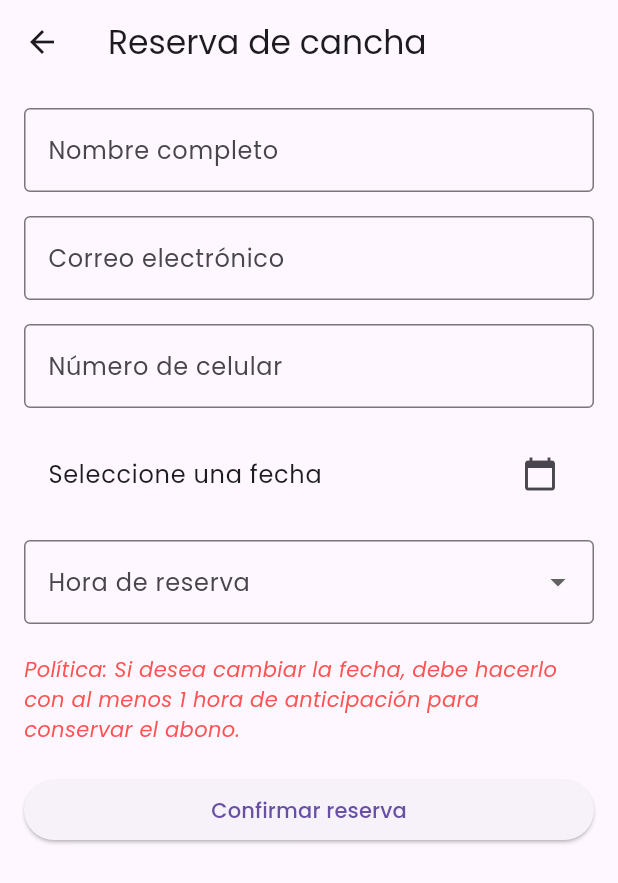
After one commit to Aorellano413/Cancha_Movil, a Flutter app: the ReservasScreen screen opened directly, on a phone screen of 412 x 824 dp. The commit adds this screen. Shown: the top 883 px of the screen. Run offline on Flutter 3.47's test engine with Material 3 defaults, Android fonts, the phone set to English and light mode, and no system bars; our stand-ins replace google_fonts.

Commit message:
Nueva funcionalidades y agregada la vista de reservas

```diff
--- a/lib/routes/app_routes.dart
+++ b/lib/routes/app_routes.dart
@@ -3,11 +3,12 @@ import '../vistas/login.dart';
 import '../vistas/Sedes.dart';
 import '../vistas/inicio.dart';
 
+
 class AppRoutes {
   static const String login = '/login';
   static const String sedes = '/sedes';
   static const String inicio = '/inicio';
-
+  static const String reserva = '/reserva';
   static Map<String, WidgetBuilder> routes = {
     login: (context) => const LoginScreen(),
     sedes: (context) => const SedesScreen(),
--- a/lib/vistas/login.dart
+++ b/lib/vistas/login.dart
@@ -10,7 +10,7 @@ class LoginScreen extends StatelessWidget {
       backgroundColor: Colors.white,
       body: Column(
         children: [
-          // 📌 Grid de imágenes
+
           Expanded(
             flex: 2,
             child: GridView.count(
@@ -24,7 +24,7 @@ class LoginScreen extends StatelessWidget {
               }),
             ),
           ),
-          // 📌 Texto de bienvenida
+
           Expanded(
             flex: 1,
             child: Container(
--- /dev/null
+++ b/lib/vistas/reservas.dart
@@ -0,0 +1,140 @@
+import 'package:flutter/material.dart';
+
+class ReservasScreen extends StatefulWidget {
+  const ReservasScreen({super.key});
+
+  @override
+  State<ReservasScreen> createState() => _ReservasScreenState();
+}
+
+class _ReservasScreenState extends State<ReservasScreen> {
+  final _formKey = GlobalKey<FormState>();
+
+  final TextEditingController _nombreController = TextEditingController();
+  final TextEditingController _correoController = TextEditingController();
+  final TextEditingController _celularController = TextEditingController();
+  DateTime? _fechaReserva;
+  String? _horaSeleccionada;
+
+  final List<String> _horas = List.generate(
+    14,
+    (index) {
+      final horaInicio = 8 + index;
+      final horaFin = horaInicio + 1;
+      return "${horaInicio.toString().padLeft(2, '0')}:00 - ${horaFin.toString().padLeft(2, '0')}:00";
+    },
+  );
+
+  @override
+  Widget build(BuildContext context) {
+    return Scaffold(
+      appBar: AppBar(
+        title: const Text("Reserva de cancha"),
+      ),
+      body: Padding(
+        padding: const EdgeInsets.all(16.0),
+        child: Form(
+          key: _formKey,
+          child: ListView(
+            children: [
+              // Nombre completo
+              TextFormField(
+                controller: _nombreController,
+                decoration: const InputDecoration(
+                  labelText: "Nombre completo",
+                  border: OutlineInputBorder(),
+                ),
+              ),
+              const SizedBox(height: 16),
+
+              // Correo electrónico
+              TextFormField(
+                controller: _correoController,
+                decoration: const InputDecoration(
+                  labelText: "Correo electrónico",
+                  border: OutlineInputBorder(),
+                ),
+                keyboardType: TextInputType.emailAddress,
+              ),
+              const SizedBox(height: 16),
+
+              // Número de celular
+              TextFormField(
+                controller: _celularController,
+                decoration: const InputDecoration(
+                  labelText: "Número de celular",
+                  border: OutlineInputBorder(),
+                ),
+                keyboardType: TextInputType.phone,
+              ),
+              const SizedBox(height: 16),
+
+              // Fecha de reserva
+              ListTile(
+                title: Text(
+                  _fechaReserva == null
+                      ? "Seleccione una fecha"
+                      : "Fecha: ${_fechaReserva!.day}/${_fechaReserva!.month}/${_fechaReserva!.year}",
+                ),
+                trailing: const Icon(Icons.calendar_today),
+                onTap: () async {
+                  final fecha = await showDatePicker(
+                    context: context,
+                    initialDate: DateTime.now(),
+                    firstDate: DateTime.now(),
+                    lastDate: DateTime.now().add(const Duration(days: 365)),
+                  );
+                  if (fecha != null) {
+                    setState(() {
+                      _fechaReserva = fecha;
+                    });
+                  }
+                },
+              ),
+              const SizedBox(height: 16),
+
+              // Hora de reserva
+              DropdownButtonFormField<String>(
+                value: _horaSeleccionada,
+                decoration: const InputDecoration(
+                  labelText: "Hora de reserva",
+                  border: OutlineInputBorder(),
+                ),
+                items: _horas.map((hora) {
+                  return DropdownMenuItem(
+                    value: hora,
+                    child: Text(hora),
+                  );
+                }).toList(),
+                onChanged: (value) {
+                  setState(() {
+                    _horaSeleccionada = value;
+                  });
+                },
+              ),
+              const SizedBox(height: 20),
+
+              // Política
+              const Text(
+                "Política: Si desea cambiar la fecha, debe hacerlo con al menos 1 hora de anticipación para conservar el abono.",
+                style: TextStyle(
+                  fontStyle: FontStyle.italic,
+                  color: Colors.redAccent,
+                ),
+              ),
+              const SizedBox(height: 20),
+
+              // Botón confirmar (no funcional)
+              ElevatedButton(
+                onPressed: () {
+                  // No hace nada, solo es UI
+                },
+                child: const Text("Confirmar reserva"),
+              ),
+            ],
+          ),
+        ),
+      ),
+    );
+  }
+}
```
Also changed, not shown: lib/vistas/Sedes.dart (+63 -18 lines), lib/vistas/inicio.dart (+45 -11 lines), 1 other file.
